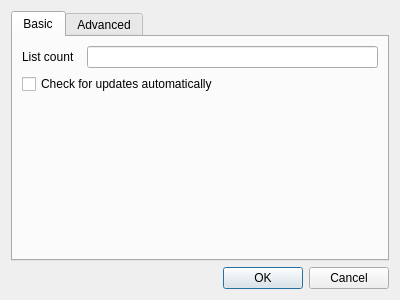
First picture: the form in CCMan/settings_dlg.ui, repository jykim74/CCMan, before the edit.
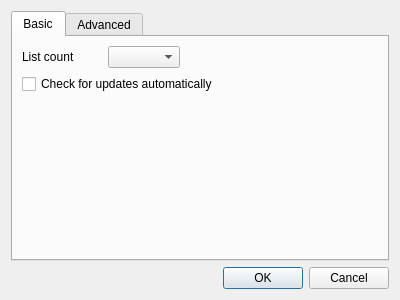
Second picture: the form after the edit. The open tabs and pages were chosen to show the change.

```diff
--- a/CCMan/settings_dlg.ui
+++ b/CCMan/settings_dlg.ui
@@ -24,36 +24,62 @@
        <string>Basic</string>
       </attribute>
       <layout class="QGridLayout" name="gridLayout_2">
-       <item row="0" column="2">
-        <widget class="QLineEdit" name="mListCountText"/>
-       </item>
-       <item row="0" column="0">
-        <widget class="QLabel" name="label_2">
-         <property name="text">
-          <string>List count</string>
-         </property>
-        </widget>
-       </item>
-       <item row="2" column="0">
-        <spacer name="verticalSpacer_2">
-         <property name="orientation">
-          <enum>Qt::Vertical</enum>
-         </property>
-         <property name="sizeHint" stdset="0">
-          <size>
-           <width>20</width>
-           <height>40</height>
-          </size>
-         </property>
-        </spacer>
-       </item>
-       <item row="1" column="0" colspan="3">
+       <item row="2" column="0" colspan="3">
         <widget class="QCheckBox" name="mCheckLatestVersionCheck">
          <property name="text">
           <string>Check for updates automatically</string>
          </property>
         </widget>
        </item>
+       <item row="3" column="0">
+        <spacer name="verticalSpacer_2">
+         <property name="orientation">
+          <enum>Qt::Vertical</enum>
+         </property>
+         <property name="sizeHint" stdset="0">
+          <size>
+           <width>20</width>
+           <height>40</height>
+          </size>
+         </property>
+        </spacer>
+       </item>
+       <item row="0" column="0" colspan="3">
+        <layout class="QGridLayout" name="gridLayout_3">
+         <property name="topMargin">
+          <number>0</number>
+         </property>
+         <item row="0" column="1">
+          <widget class="QComboBox" name="mListCountCombo"/>
+         </item>
+         <item row="0" column="0">
+          <widget class="QLabel" name="label_2">
+           <property name="minimumSize">
+            <size>
+             <width>80</width>
+             <height>0</height>
+            </size>
+           </property>
+           <property name="text">
+            <string>List count</string>
+           </property>
+          </widget>
+         </item>
+         <item row="0" column="2">
+          <spacer name="horizontalSpacer">
+           <property name="orientation">
+            <enum>Qt::Horizontal</enum>
+           </property>
+           <property name="sizeHint" stdset="0">
+            <size>
+             <width>40</width>
+             <height>20</height>
+            </size>
+           </property>
+          </spacer>
+         </item>
+        </layout>
+       </item>
       </layout>
      </widget>
      <widget class="QWidget" name="tab_2">
```
Left out of the diff: 48 changed lines with no effect on the pictures.
